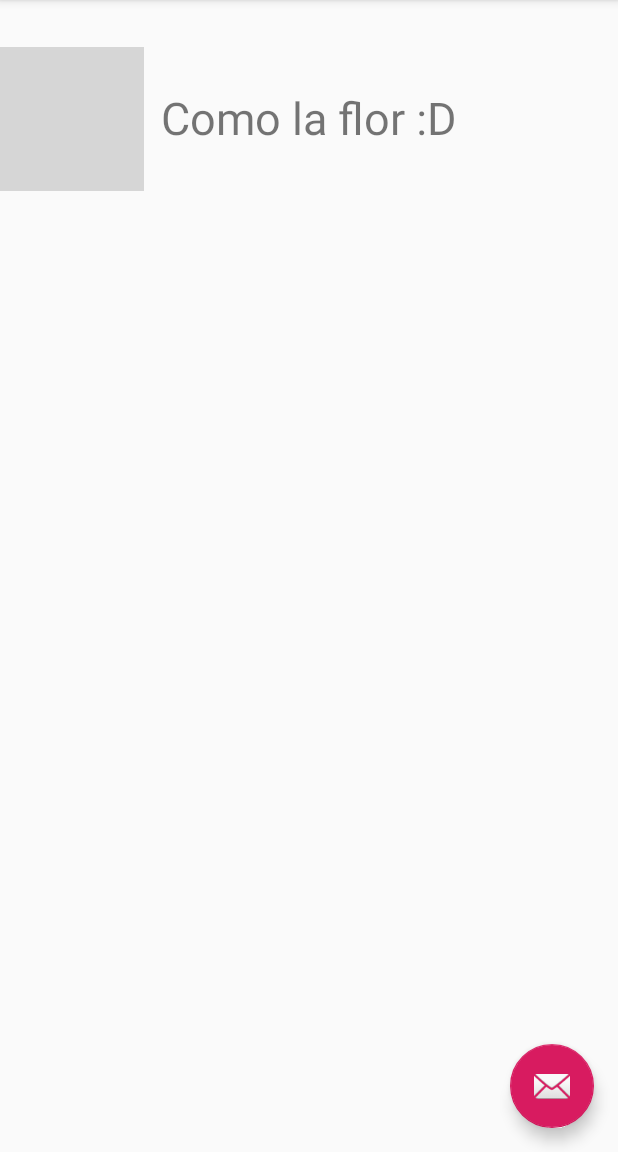
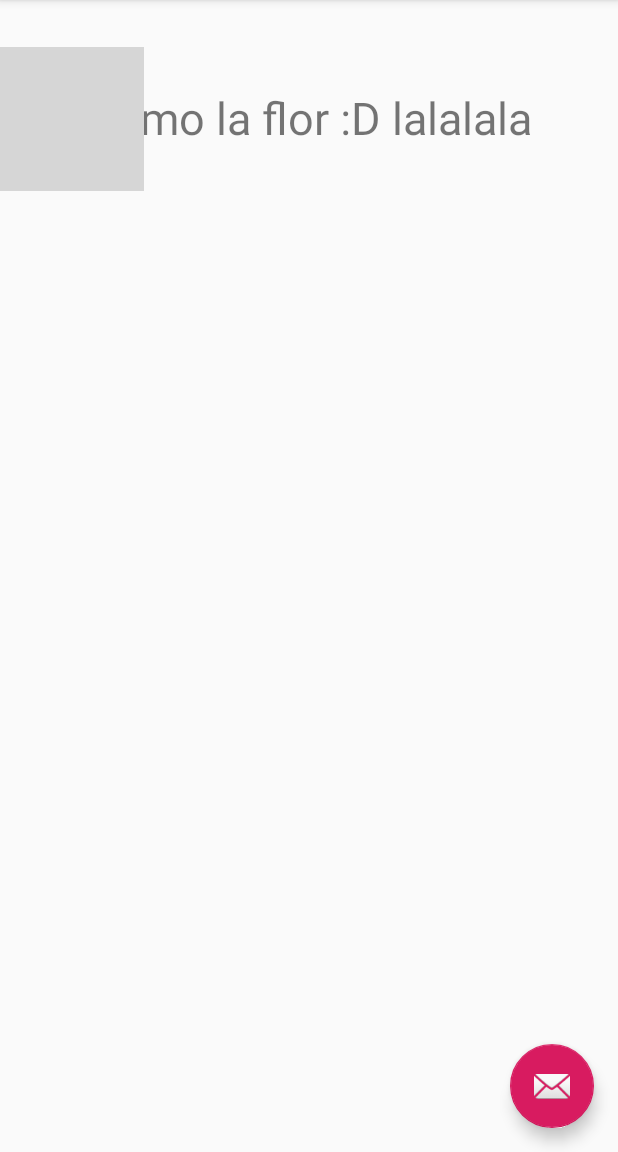
Before and after one commit to AdrisGS/PruebaAndroid, an Android app: the screen it shows after launch (MainActivity), on a phone screen of 412 x 824 dp, the part 84-1236 px from its top. Run offline under Robolectric (Android 15) with nearby library versions, the phone set to English and light mode, and no system bars; 1 statement that could not run was skipped; grey boxes are pictures that could not be loaded.

Commit message:
Update content_main.xml
Solo un lala en el text

```diff
--- a/app/src/main/res/layout/content_main.xml
+++ b/app/src/main/res/layout/content_main.xml
@@ -25,6 +25,6 @@
         android:layout_alignParentTop="true"
         android:layout_centerHorizontal="true"
         android:layout_marginTop="58dp"
-        android:text="Como la flor :D"
+        android:text="Como la flor :D lalalala"
         android:textSize="30sp" />
 </RelativeLayout>
```
